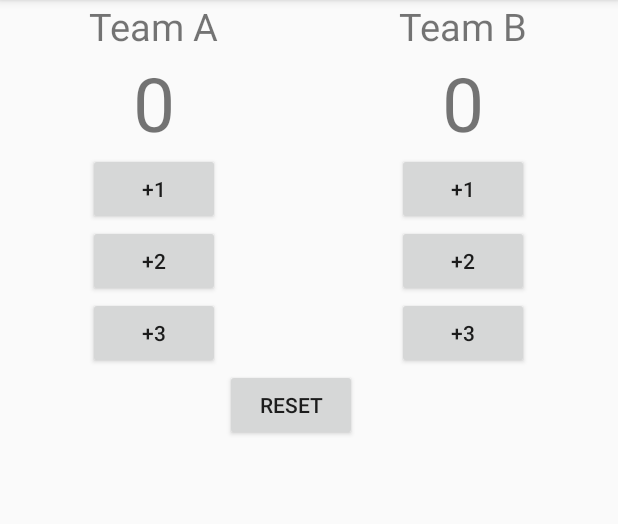
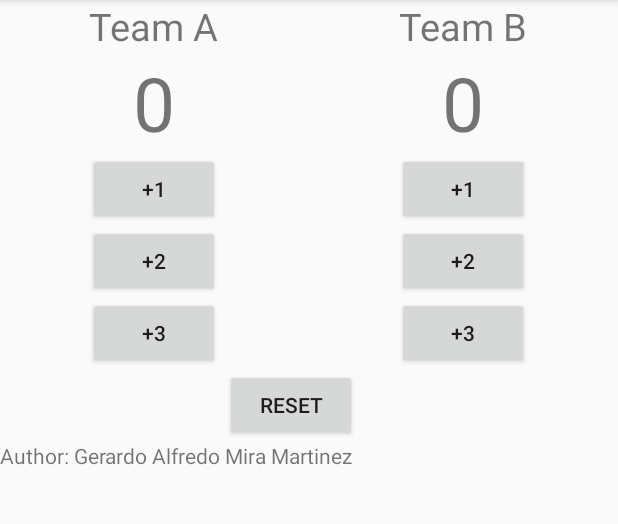
Before and after one commit to Moemeister/Contador, an Android app: the screen it shows after launch (MainActivity), on a phone screen of 412 x 824 dp, the part 84-608 px from its top. Run offline under Robolectric (Android 15) with nearby library versions, the phone set to English and light mode, and no system bars.

```diff
--- a/app/src/main/res/layout/activity_main.xml
+++ b/app/src/main/res/layout/activity_main.xml
@@ -119,5 +119,8 @@
         android:layout_height="wrap_content"
         android:text="RESET"
         android:layout_marginLeft="150dp"/>
-
+<TextView
+    android:layout_width="wrap_content"
+    android:layout_height="wrap_content"
+    android:text="Author: Gerardo Alfredo Mira Martinez"/>
 </LinearLayout>
```
